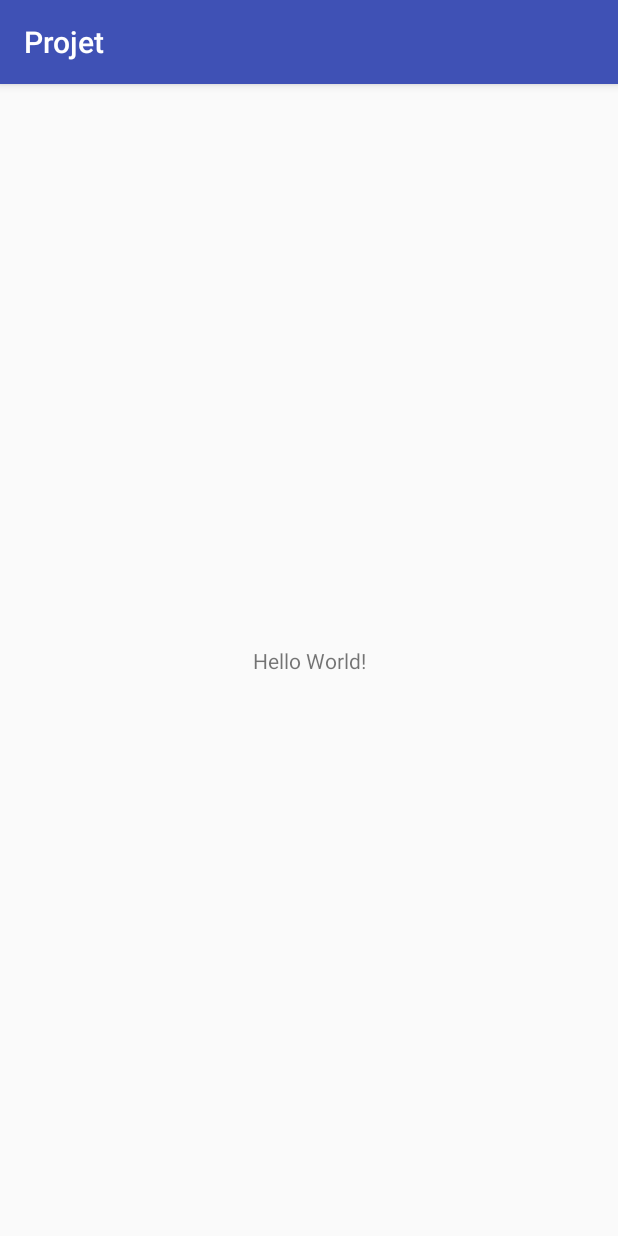
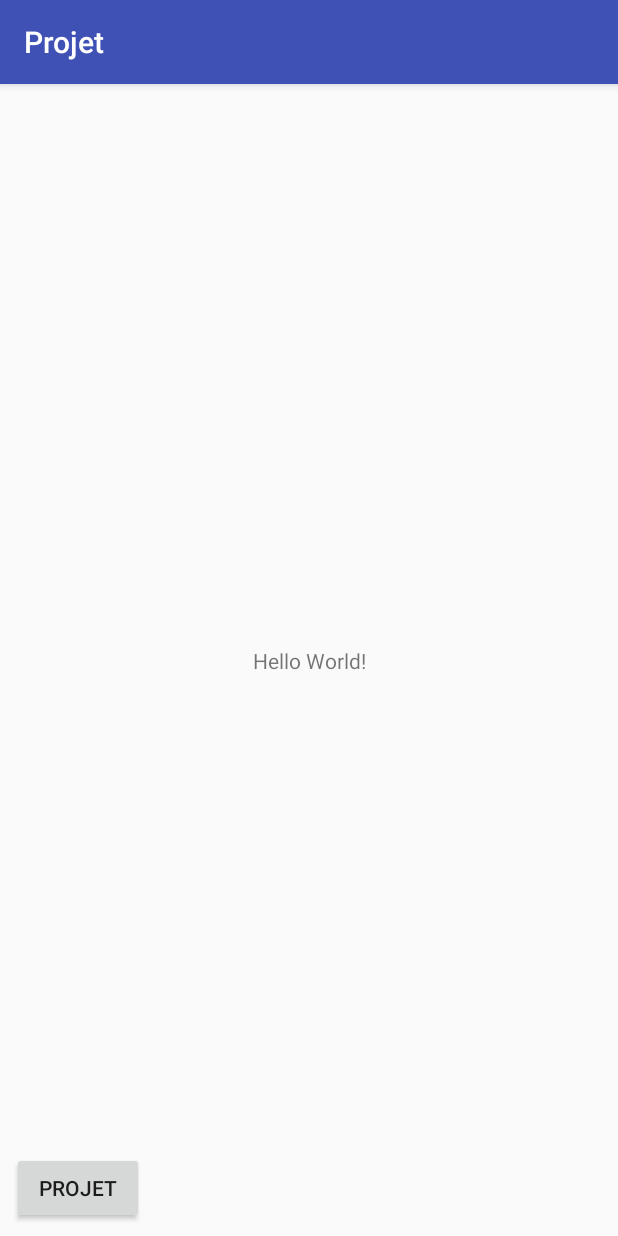
Before and after one commit to wiril/ProjetAndroid, an Android app: the screen it shows after launch (MainActivity), on a phone screen of 412 x 824 dp. Run offline under Robolectric (Android 15) with nearby library versions, the phone set to English and light mode, and no system bars.

Commit message:
Test de modification

```diff
--- a/app/src/main/res/layout/activity_main.xml
+++ b/app/src/main/res/layout/activity_main.xml
@@ -15,4 +15,14 @@
         app:layout_constraintRight_toRightOf="parent"
         app:layout_constraintTop_toTopOf="parent" />
 
+    <Button
+        android:id="@+id/button"
+        android:layout_width="wrap_content"
+        android:layout_height="wrap_content"
+        android:text="@string/app_name"
+        android:layout_marginStart="8dp"
+        app:layout_constraintLeft_toLeftOf="parent"
+        app:layout_constraintBottom_toBottomOf="parent"
+        android:layout_marginBottom="8dp" />
+
 </android.support.constraint.ConstraintLayout>
```
